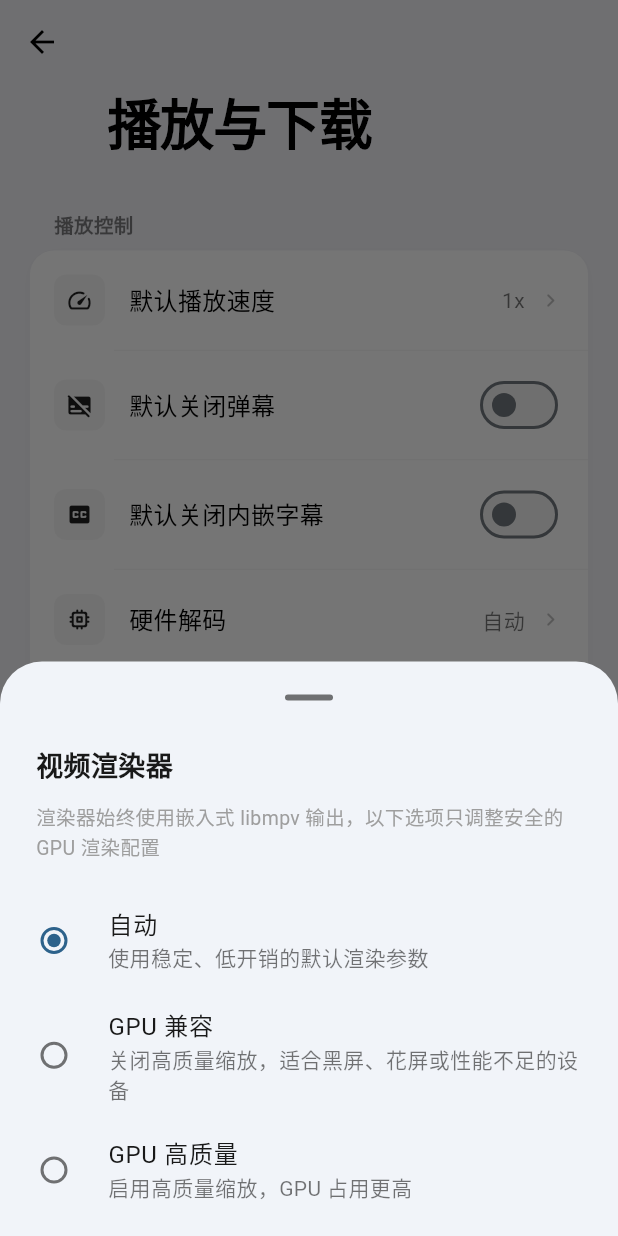
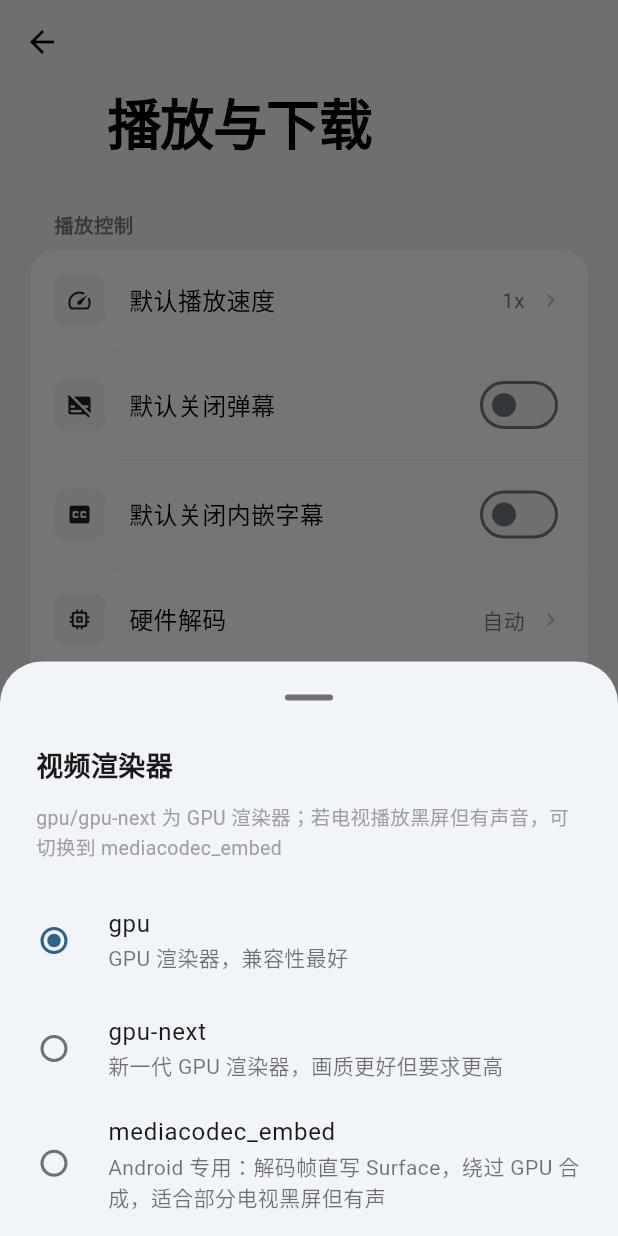
Before and after one commit to AniBakaBaka/AniBaka, a Flutter app: the PlaybackSettingsPage screen opened directly, after a tap on "视频渲染器", on a phone screen of 412 x 824 dp. Run offline on Flutter 3.47's test engine with Material 3 defaults, Android fonts, the phone set to English and light mode, and no system bars; drawn by our look-alikes of dynamic_color; our stand-ins replace audio_service, audio_video_progress_bar, cached_network_image, cookie_jar, device_info_plus, dio and 17 more; missing offline and left inert: bitsdojo_window, dlna_dart, encrypt, flutter_displaymode, flutter_volume_controller, fullscreen_window and 9 more; accounts and stored records are empty; network calls fail; Roboto replaces fonts that are missing (ZCOOL QingKe HuangYou).

Commit message:
refactor: update video renderer options and improve playback settings for enhanced compatibility and performance

```diff
--- a/lib/models/playback_state.dart
+++ b/lib/models/playback_state.dart
@@ -240,7 +240,7 @@ class PlaybackPreferences {
     this.videoFit = BoxFit.contain,
     this.videoFitDescription = '\u753b\u9762',
     this.hwdecMode = 'auto',
-    this.videoRenderer = 'auto',
+    this.videoRenderer = 'gpu',
   });
 
   final bool rememberLastPosition;
@@ -408,7 +408,7 @@ class PlaybackTechnicalInfo {
     this.audioDecoder,
     this.audioFormat,
     this.audioChannelLayout,
-    this.rendererProfile = 'auto',
+    this.rendererProfile = 'gpu',
     this.hardwareDecodeMode = 'auto',
     this.requestedEnhancementMode = VideoEnhancementMode.off,
     this.appliedEnhancementPipeline = VideoEnhancementPipeline.off,
--- a/lib/pages/setting/playback_settings_page.dart
+++ b/lib/pages/setting/playback_settings_page.dart
@@ -29,9 +29,10 @@ class _PlaybackSettingsPageState extends State<PlaybackSettingsPage> {
   };
 
   static const _rendererDescriptions = <String, String>{
-    'auto': '使用稳定、低开销的默认渲染参数',
-    'compatibility': '关闭高质量缩放，适合黑屏、花屏或性能不足的设备',
-    'quality': '启用高质量缩放，GPU 占用更高',
+    'gpu': 'GPU 渲染器，兼容性最好',
+    'gpu-next': '新一代 GPU 渲染器，画质更好但要求更高',
+    'mediacodec_embed':
+        'Android 专用：解码帧直写 Surface，绕过 GPU 合成，适合部分电视黑屏但有声',
   };
 
   /// 就地改字段 + 落盘，取代每个开关各写一个四行的 `_setXxx` 方法。
@@ -198,9 +199,12 @@ class _PlaybackSettingsPageState extends State<PlaybackSettingsPage> {
                       icon: Icons.monitor_rounded,
                       onTap: () => _pickOption<String>(
                         title: '视频渲染器',
-                        intro: '渲染器始终使用嵌入式 libmpv 输出，以下选项只调整安全的 GPU 渲染配置',
+                        intro: 'gpu/gpu-next 为 GPU 渲染器；'
+                            '若电视播放黑屏但有声音，可切换到 mediacodec_embed',
                         current: _videoRenderer,
-                        options: PlaybackSettingsService.videoRendererOptions,
+                        options:
+                            PlaybackSettingsService
+                                .videoRendererOptionsForPlatform,
                         labelOf: (renderer) =>
                             PlaybackSettingsService
                                 .videoRendererLabels[renderer] ??
--- a/lib/pages/setting/player_settings_page.dart
+++ b/lib/pages/setting/player_settings_page.dart
@@ -109,7 +109,9 @@ class _PlayerSettingsPageState extends State<PlayerSettingsPage> {
                       PanelSelectTile(
                         title: '视频渲染器',
                         value: preferences.videoRenderer,
-                        options: PlaybackSettingsService.videoRendererLabels,
+                        options:
+                            PlaybackSettingsService
+                                .videoRendererLabelsForPlatform,
                         onChanged: (value) => _update(
                           (current) => current.copyWith(videoRenderer: value),
                         ),
--- a/lib/services/playback_settings_service.dart
+++ b/lib/services/playback_settings_service.dart
@@ -1,3 +1,5 @@
+import 'dart:io';
+
 import 'package:baka/instance.dart';
 import 'package:baka/models/playback_state.dart';
 import 'package:baka/models/subtitle_config.dart';
@@ -45,9 +47,9 @@ class PlaybackSettingsService {
   };
 
   static const videoRendererLabels = <String, String>{
-    'auto': '自动',
-    'compatibility': 'GPU 兼容',
-    'quality': 'GPU 高质量',
+    'gpu': 'gpu',
+    'gpu-next': 'gpu-next',
+    'mediacodec_embed': 'mediacodec_embed',
   };
 
   static const doubleTapActionLabels = <String, String>{
@@ -60,10 +62,27 @@ class PlaybackSettingsService {
     growable: false,
   );
 
-  /// 旧 vo=gpu / gpu-next 迁移到 libmpv 渲染档位。
+  /// 当前平台可选的渲染器（硬解直通依赖 Android 的 MediaCodec 输出）。
+  static List<String> get videoRendererOptionsForPlatform =>
+      Platform.isAndroid
+          ? videoRendererOptions
+          : videoRendererOptions
+                .where((renderer) => renderer != 'mediacodec_embed')
+                .toList(growable: false);
+
+  static Map<String, String> get videoRendererLabelsForPlatform =>
+      Platform.isAndroid
+          ? videoRendererLabels
+          : Map.unmodifiable(<String, String>{
+              for (final entry in videoRendererLabels.entries)
+                if (entry.key != 'mediacodec_embed') entry.key: entry.value,
+            });
+
+  /// 旧渲染档位迁移到真实 vo 名称：自动/兼容 → gpu，高质量 → gpu-next。
   static const _rendererMigrate = <String, String>{
-    'gpu': 'compatibility',
-    'gpu-next': 'quality',
+    'auto': 'gpu',
+    'compatibility': 'gpu',
+    'quality': 'gpu-next',
   };
 
   static const defaultPlaybackSpeed = 1.0;
@@ -87,9 +106,9 @@ class PlaybackSettingsService {
   }
 
   static String normalizeVideoRenderer(String? renderer) {
-    if (renderer == null) return 'auto';
+    if (renderer == null) return 'gpu';
     return _rendererMigrate[renderer] ??
-        (videoRendererLabels.containsKey(renderer) ? renderer : 'auto');
+        (videoRendererLabels.containsKey(renderer) ? renderer : 'gpu');
   }
 
   static double normalizePlaybackSpeed(double? speed) =>
--- a/lib/widgets/baka_player/mpv_config.dart
+++ b/lib/widgets/baka_player/mpv_config.dart
@@ -1,7 +1,16 @@
+import 'dart:io';
+
 import 'package:baka/models/subtitle_config.dart';
 import 'package:flutter/material.dart';
 
 typedef MpvPropertySetter = Future<void> Function(String name, String value);
+
+/// 硬解直通渲染器（仅 Android 可用）。
+///
+/// 对应 mpv 的 `vo=mediacodec_embed`：解码帧由 MediaCodec 直接写入 Surface，
+/// 完全绕过 GPU 合成。部分电视（尤其低端 Android TV）的 `vo=gpu` 会出现
+/// 有声黑屏，此模式是这类设备的可靠退路。
+const mediacodecEmbedRenderer = 'mediacodec_embed';
 
 /// A bounded packet cache shared by every platform.
 ///
@@ -34,23 +43,67 @@ const lowMemoryPlayerProperties = <String, String>{
 /// Build player properties with configurable decode and render profiles.
 ///
 /// [hwdecMode] accepts 'auto', 'auto-safe', or 'no'.
-/// [videoRenderer] deliberately changes libmpv's scaling profile instead of
-/// `vo`: media_kit's external texture requires `vo=libmpv` on Windows.
+/// [videoRenderer] usually changes libmpv's scaling profile instead of `vo`:
+/// media_kit's external texture requires `vo=libmpv` on Windows. The Android
+/// 硬解直通 profile is the exception — it pins `hwdec=mediacodec` here and
+/// leaves `vo=mediacodec_embed` to the VideoController configuration.
+///
+/// 初始加载路径刻意不设置 `vo`：Flutter 视频 Surface 尚未就绪（wid=0）时
+/// 初始化 VO 可能导致崩溃，初始 vo 由 VideoController 的 configuration 在
+/// Surface 就绪后统一应用。
 Map<String, String> buildPlayerProperties({
   String hwdecMode = 'auto',
-  String videoRenderer = 'auto',
+  String videoRenderer = 'gpu',
   bool lowMemoryMode = false,
+  bool? android,
 }) {
   return <String, String>{
     ...playerProperties,
     if (lowMemoryMode) ...lowMemoryPlayerProperties,
-    'hwdec': hwdecMode,
+    'hwdec': effectiveHwdec(hwdecMode, videoRenderer, android: android),
     ...buildVideoRendererProperties(videoRenderer),
   };
 }
 
+/// 实际生效的 hwdec：硬解直通强制 mediacodec 解码，否则沿用用户选择。
+String effectiveHwdec(
+  String hwdecMode,
+  String videoRenderer, {
+  bool? android,
+}) {
+  final isAndroid = android ?? Platform.isAndroid;
+  return isAndroid && videoRenderer == mediacodecEmbedRenderer
+      ? 'mediacodec'
+      : hwdecMode;
+}
+
+/// 渲染器选择变化时按顺序应用的 mpv 属性。
+///
+/// Android 上每个选项都对应真实的 vo：gpu / gpu-next / mediacodec_embed。
+/// 切到 mediacodec_embed 时先固定 hwdec 再切换 vo（vo 重初始化会按当时的
+/// hwdec 重建解码链），并重设 vid 避免出现 "Could not open codec"。
+/// 非 Android 平台不动 vo 与 hwdec（media_kit 需要 vo=libmpv 纹理输出）。
+Map<String, String> buildRendererSwitchProperties({
+  required String renderer,
+  required String hwdecMode,
+  bool? android,
+}) {
+  final isAndroid = android ?? Platform.isAndroid;
+  const knownRenderers = {'gpu', 'gpu-next', mediacodecEmbedRenderer};
+  final props = <String, String>{};
+  if (isAndroid && knownRenderers.contains(renderer)) {
+    final direct = renderer == mediacodecEmbedRenderer;
+    // hwdec 必须先于 vo 应用：vo 重初始化会按当时的 hwdec 重建解码链。
+    props['hwdec'] = direct ? 'mediacodec' : hwdecMode;
+    props['vo'] = renderer;
+    if (direct) props['vid'] = 'auto';
+  }
+  props.addAll(buildVideoRendererProperties(renderer));
+  return props;
+}
+
 Map<String, String> buildVideoRendererProperties(String renderer) {
-  if (renderer == 'quality') {
+  if (renderer == 'gpu-next') {
     return const <String, String>{
       'scale': 'ewa_lanczossharp',
       'cscale': 'ewa_lanczossharp',
@@ -61,8 +114,8 @@ Map<String, String> buildVideoRendererProperties(String renderer) {
     };
   }
 
-  // Keep auto and compatibility conservative. These values also reset every
-  // quality override when the selection is changed while playback is active.
+  // gpu 与 mediacodec_embed 使用保守缩放。这些值也会在播放中切换渲染器时
+  // 重置 gpu-next 的高质量覆盖。
   return const <String, String>{
     'scale': 'bilinear',
     'cscale': 'bilinear',
--- a/lib/widgets/platform/tv/tv_settings_panel.dart
+++ b/lib/widgets/platform/tv/tv_settings_panel.dart
@@ -253,9 +253,11 @@ class _TvSettingsPanelState extends State<TvSettingsPanel> {
                           .toDouble(),
                       step: 1,
                       displayValue:
-                          PlaybackSettingsService.hwdecModeLabels[preferences
-                              .hwdecMode] ??
-                          preferences.hwdecMode,
+                          preferences.videoRenderer == 'mediacodec_embed'
+                          ? 'mediacodec_embed'
+                          : (PlaybackSettingsService.hwdecModeLabels[
+                                  preferences.hwdecMode] ??
+                              preferences.hwdecMode),
                       onChanged: (v) {
                         final index = v.toInt();
                         if (index >= 0 &&
--- a/pubspec.yaml
+++ b/pubspec.yaml
@@ -18,7 +18,7 @@ publish_to: 'none' # Remove this line if you wish to publish to pub.dev
 # In iOS, build-name is used as CFBundleShortVersionString while build-number used as CFBundleVersion.
 # Read more about iOS versioning at
 # https://developer.apple.com/library/archive/documentation/General/Reference/InfoPlistKeyReference/Articles/CoreFoundationKeys.html
-version: 5.0.5+0803
+version: 5.0.5+0804
 
 environment:
   sdk: '>=3.8.0 <=4.0.0'
```
Also changed, not shown: lib/widgets/baka_player/controller.dart (+22 -3 lines), lib/widgets/baka_player/playback_backend.dart (+26 -3 lines), 4 other files.
